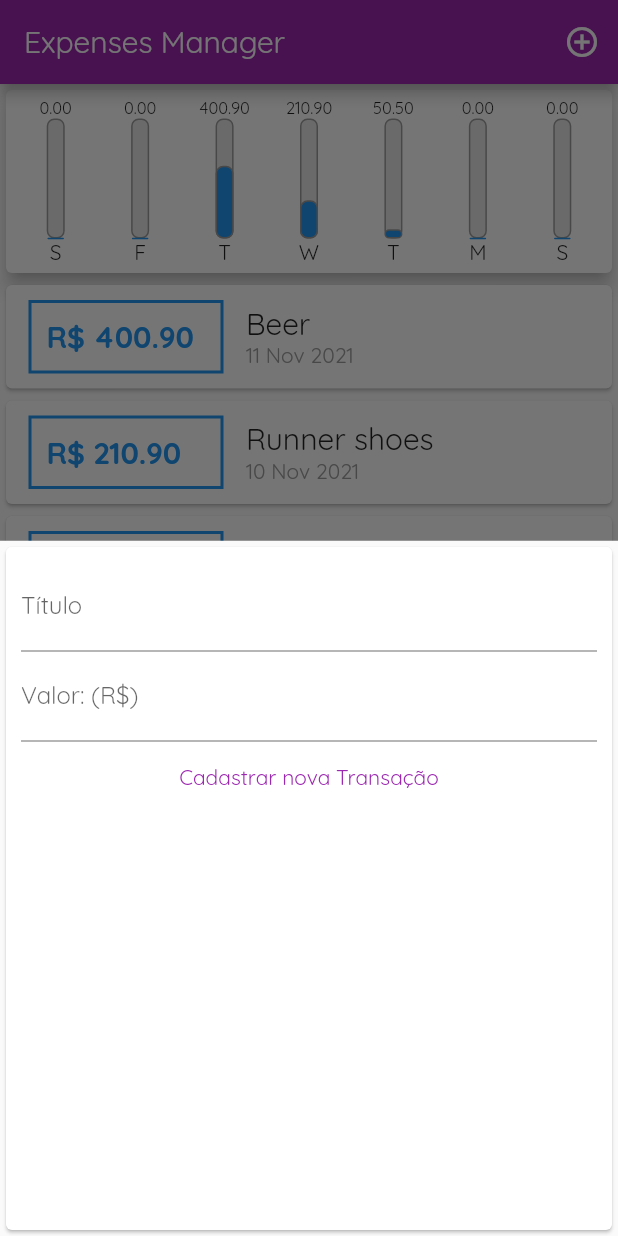
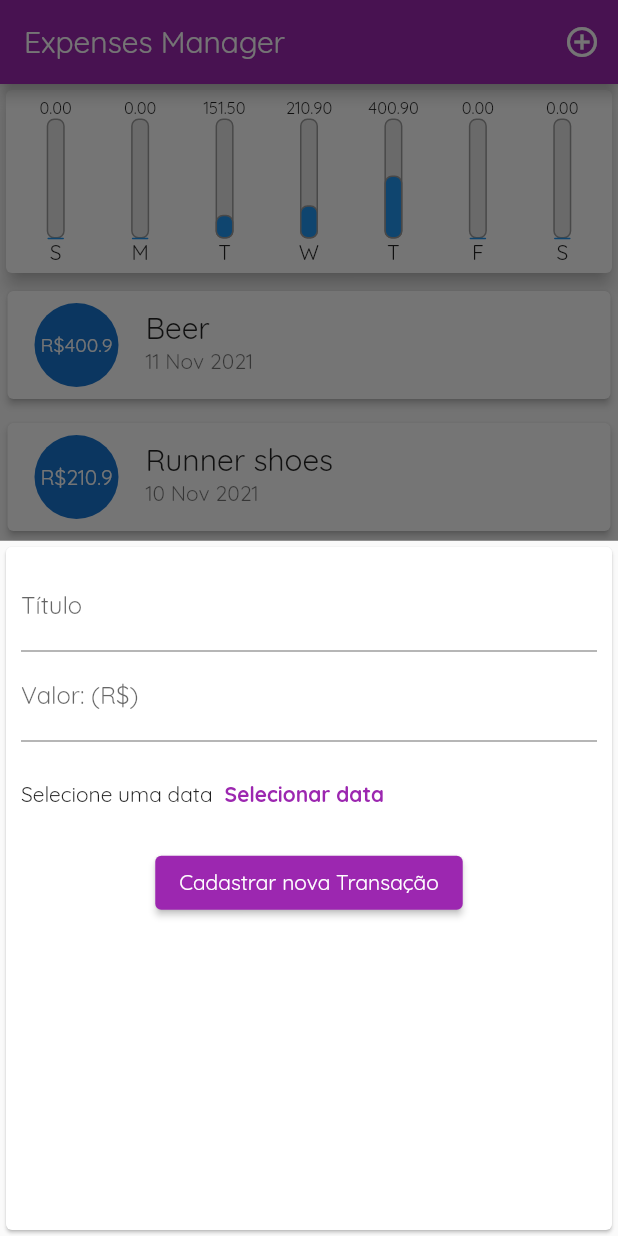
Before and after one commit to diegormb06/expenses_manager, a Flutter app: the screen it shows after launch, after a tap on the "add circle outline" icon, on a phone screen of 412 x 824 dp. Run offline on Flutter 3.47's test engine with Material 2 defaults, Android fonts, the phone set to English and light mode, and no system bars.

Commit message:
refactor: mudança na visualização dos valores e inserção de botão no formulario

```diff
--- a/lib/components/chart.dart
+++ b/lib/components/chart.dart
@@ -28,7 +28,7 @@ class Chart extends StatelessWidget {
         'day': DateFormat.E().format(weekDay)[0],
         'value': totalSum,
       };
-    });
+    }).reversed.toList();
   }
 
   double get _weekTotalValue {
--- a/lib/components/transaction_form.dart
+++ b/lib/components/transaction_form.dart
@@ -40,11 +40,30 @@ class _TransactionFormState extends State<TransactionForm> {
               decoration: InputDecoration(labelText: 'Valor: (R\$)'),
               onSubmitted: (_) => _submitForm(),
             ),
-            TextButton(
-              child: Text('Cadastrar nova Transação'),
+            Container(
+              height: 70,
+              child: Row(
+                children: [
+                  Text('Selecione uma data'),
+                  TextButton(
+                    style: TextButton.styleFrom(
+                      primary: Colors.purple,
+                    ),
+                    onPressed: () {},
+                    child: Text(
+                      'Selecionar data',
+                      style: TextStyle(fontWeight: FontWeight.bold),
+                    ),
+                  )
+                ],
+              ),
+            ),
+            ElevatedButton(
+              child: Text('Cadastrar nova Transação',
+                  style: TextStyle(color: Colors.white)),
               style: TextButton.styleFrom(
-                primary: Colors.purple,
-              ),
+                  primary: Colors.purple,
+                  onSurface: Theme.of(context).primaryColor),
               onPressed: _submitForm,
             ),
           ],
--- a/lib/components/transaction_list.dart
+++ b/lib/components/transaction_list.dart
@@ -36,48 +36,25 @@ class TransactionList extends StatelessWidget {
               itemBuilder: (ctx, index) {
                 final tr = transactions[index];
                 return Card(
-                  child: Row(
-                    children: <Widget>[
-                      Container(
-                        constraints: BoxConstraints(
-                          minWidth: 130,
-                        ),
-                        margin: EdgeInsets.symmetric(
-                          horizontal: 15,
-                          vertical: 10,
-                        ),
-                        decoration: BoxDecoration(
-                          border: Border.all(
-                            color: Theme.of(context).primaryColor,
-                            width: 2,
-                          ),
-                        ),
-                        padding: EdgeInsets.all(10),
-                        child: Text(
-                          'R\$ ${tr.value.toStringAsFixed(2)}',
-                          style: TextStyle(
-                            fontWeight: FontWeight.bold,
-                            fontSize: 20,
-                            color: Theme.of(context).primaryColor,
+                  elevation: 2,
+                  margin: EdgeInsets.symmetric(vertical: 8, horizontal: 5),
+                  child: ListTile(
+                    leading: CircleAvatar(
+                      radius: 30,
+                      child: Padding(
+                        padding: const EdgeInsets.all(6),
+                        child: FittedBox(
+                          child: Text('R\$${tr.value}'),
                         ),
                       ),
                     ),
-                      Column(
-                        crossAxisAlignment: CrossAxisAlignment.start,
-                        children: <Widget>[
-                          Text(
+                    title: Text(
                       tr.title,
                       style: Theme.of(context).textTheme.headline6,
                     ),
-                          Text(
+                    subtitle: Text(
                       DateFormat('d MMM y').format(tr.date),
-                            style: TextStyle(
-                              color: Colors.grey,
                     ),
-                          ),
-                        ],
-                      )
-                    ],
                   ),
                 );
               },
--- a/lib/main.dart
+++ b/lib/main.dart
@@ -45,6 +45,18 @@ class _MyHomeAppState extends State<MyHomeApp> {
     ),
     Transaction(
       id: 't2',
+      title: 'Gás bill',
+      value: 50.5,
+      date: DateTime.now().subtract(Duration(days: 4)),
+    ),
+    Transaction(
+      id: 't3',
+      title: 'Gás bill',
+      value: 50.5,
+      date: DateTime.now().subtract(Duration(days: 4)),
+    ),
+    Transaction(
+      id: 't4',
       title: 'Gás bill',
       value: 50.5,
       date: DateTime.now().subtract(Duration(days: 4)),
```
Lines whose indentation alone changed are shown as unchanged.
